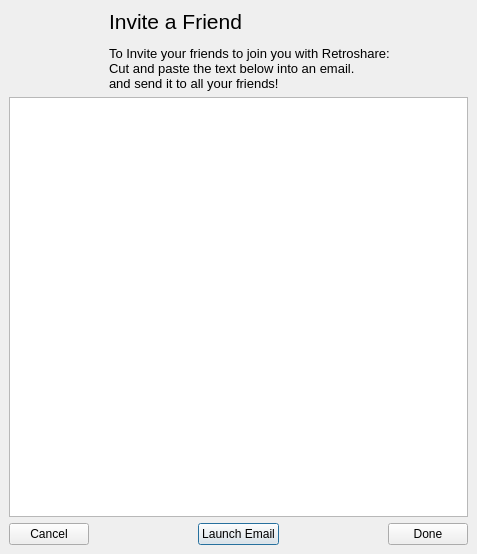
Above: rs-Qt-gui/src/gui/connect/InviteDialog.ui from autoscatto/retroshare before the change. Below: the same form after it.
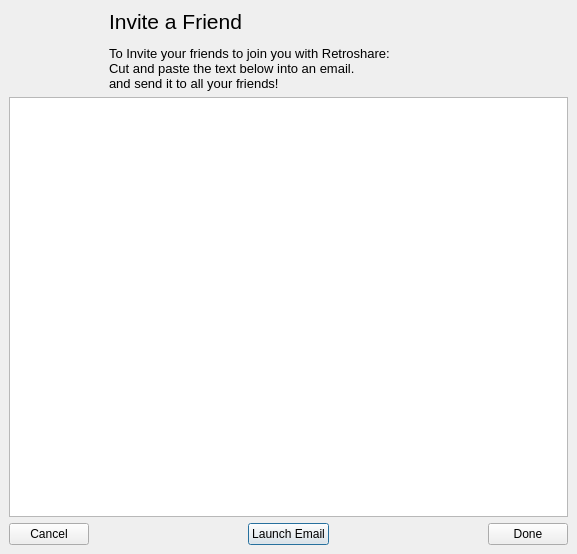
That is the form after the change.

Patch:
```diff
--- a/rs-Qt-gui/src/gui/connect/InviteDialog.ui
+++ b/rs-Qt-gui/src/gui/connect/InviteDialog.ui
@@ -5,7 +5,7 @@
    <rect>
     <x>0</x>
     <y>0</y>
-    <width>477</width>
+    <width>577</width>
     <height>554</height>
    </rect>
   </property>
```
